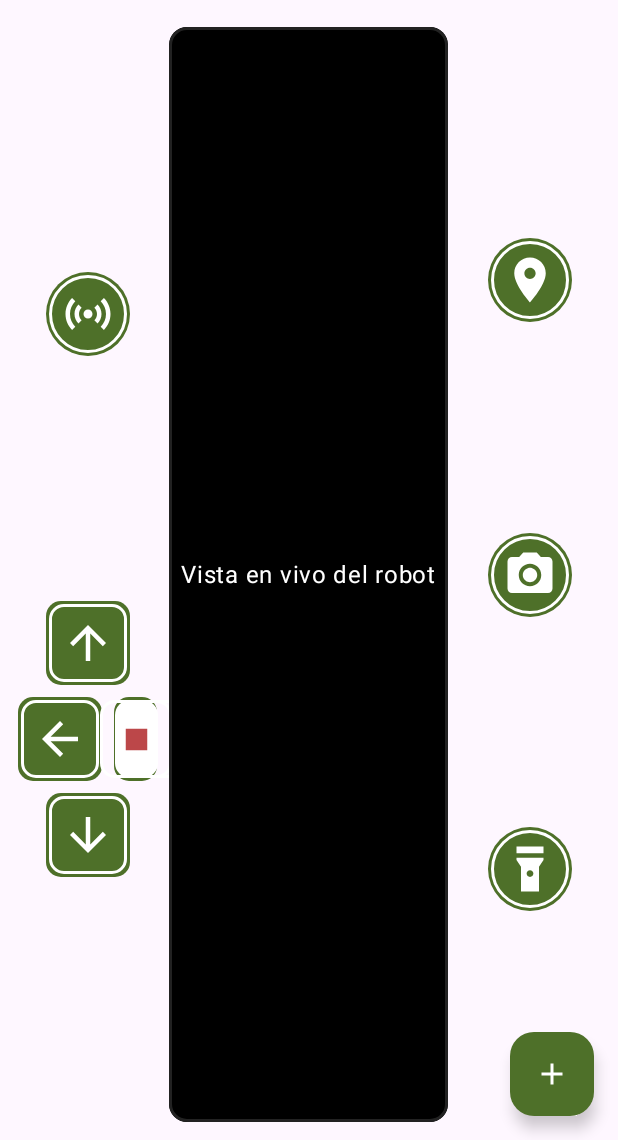
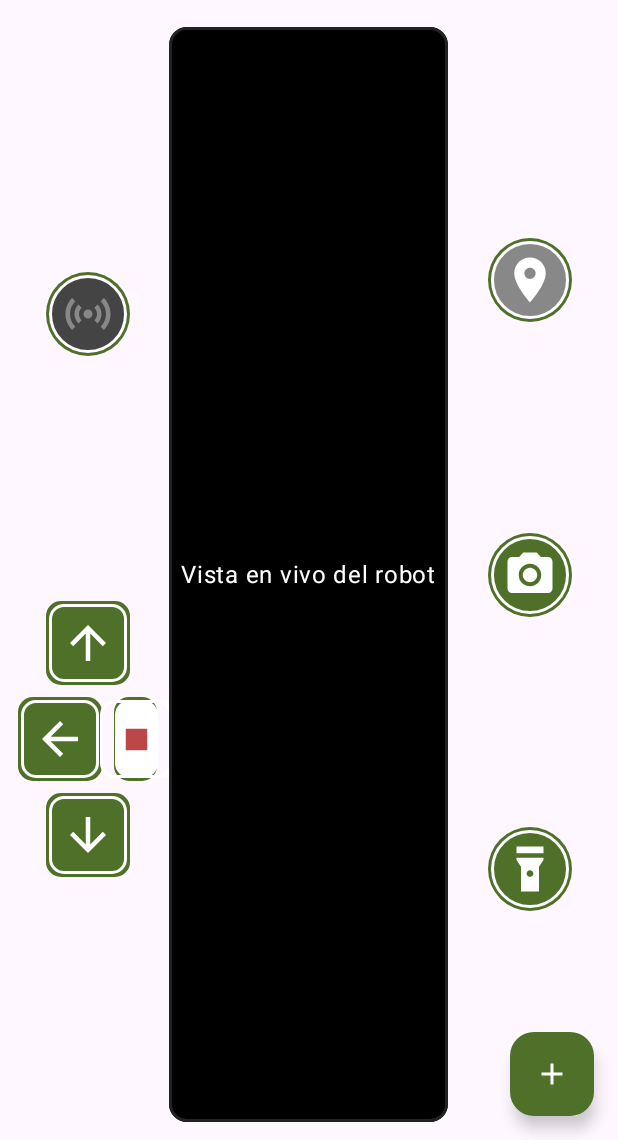
Before and after one commit to EfrainH2O/RoboRanger_APP, an Android app built with Jetpack Compose: the ControlScreen screen opened through its navigation route, on a phone screen of 412 x 824 dp, the part 96-1236 px from its top. Run offline under Robolectric (Android 15) with nearby library versions, the phone set to English and light mode, and no system bars; our stand-ins replace Dagger/Hilt's generated code; libraries missing offline, so code that uses them is left out: androidx.hilt.lifecycle; pictures from the network do not load.

Commit message:
Cambios RoboRangerRoundIconButton y Botones de Acción
Se agregó el campo de "enabled" para el botón de la vista de control para poder deshabilitar botones que actualmente no tienen funcionalidad como el de "Sensores" y también se cambió el color al botón de "Ubicación" para indicar el estado actual del botón como en preview.

```diff
--- a/app/src/main/java/com/example/roboranger/ui/components/RoboRangerRoundIconButton.kt
+++ b/app/src/main/java/com/example/roboranger/ui/components/RoboRangerRoundIconButton.kt
@@ -22,12 +22,13 @@ fun RoboRangerRoundIconButton(
     label: String,
     action: () -> Unit,
     containerColor: Color = Color(0xFF4E7029),
-    contentColor: Color = Color.White
+    contentColor: Color = Color.White,
+    enabled: Boolean = true
 ) {
     Box(
         modifier = modifier.size(56.dp)
             .background(Color(0xFF4E7029), CircleShape),
-        contentAlignment = Alignment.Center
+        contentAlignment = Alignment.Center,
     ) {
         FilledIconButton(
             onClick = action,
@@ -40,7 +41,9 @@ fun RoboRangerRoundIconButton(
             shape = CircleShape,
             colors = IconButtonDefaults.filledIconButtonColors(
                 containerColor = containerColor,
-            )
+                disabledContainerColor = Color.DarkGray
+            ),
+            enabled = enabled
         ) {
             Icon(
                 imageVector = icon,
--- a/app/src/main/java/com/example/roboranger/ui/views/control/ControlScreen.kt
+++ b/app/src/main/java/com/example/roboranger/ui/views/control/ControlScreen.kt
@@ -233,7 +233,9 @@ private fun LeftControls(
         RoboRangerRoundIconButton(
             icon = Icons.Filled.Sensors,
             action = {},
-            label = stringResource(R.string.sensors_icon)
+            label = stringResource(R.string.sensors_icon),
+            contentColor = Color.Gray,
+            enabled = false
         )
         DPad(
             controlViewModel = controlViewModel
@@ -343,7 +345,8 @@ private fun RightActions(
         RoboRangerRoundIconButton(
             icon = Icons.Filled.LocationOn,
             action = {controlViewModel.active_ubication_popup.value = true},
-            label = stringResource(R.string.location_icon)
+            label = stringResource(R.string.location_icon),
+            containerColor = Color.Gray,
         )
         RoboRangerRoundIconButton(
             icon = Icons.Filled.PhotoCamera,
```
